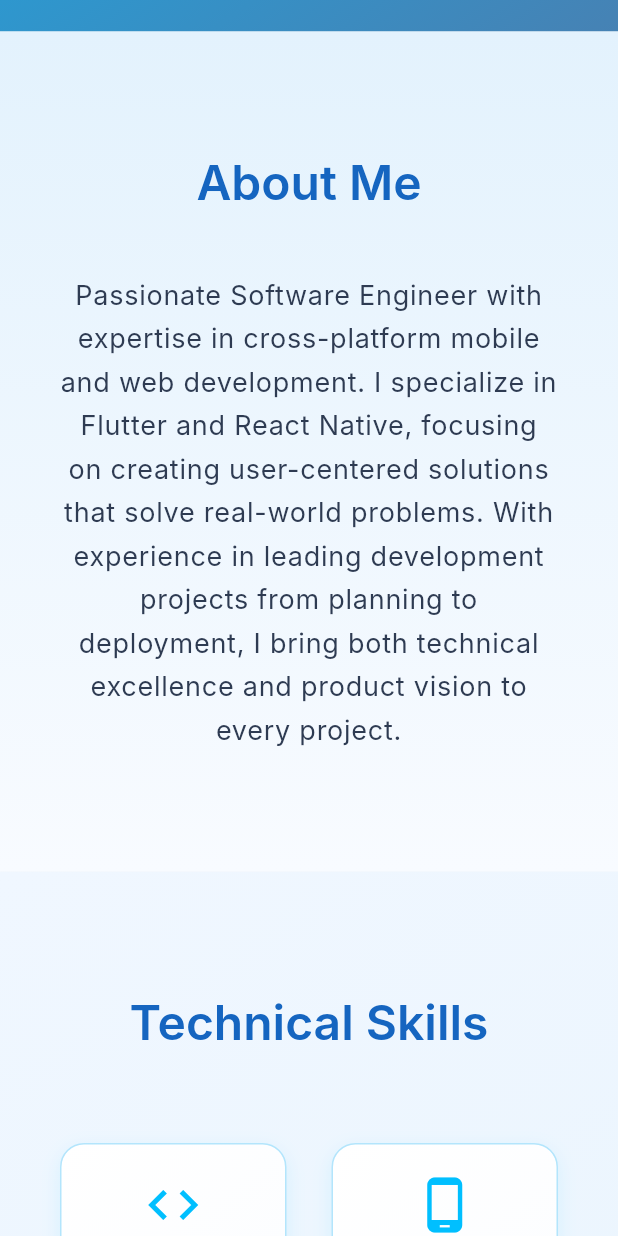
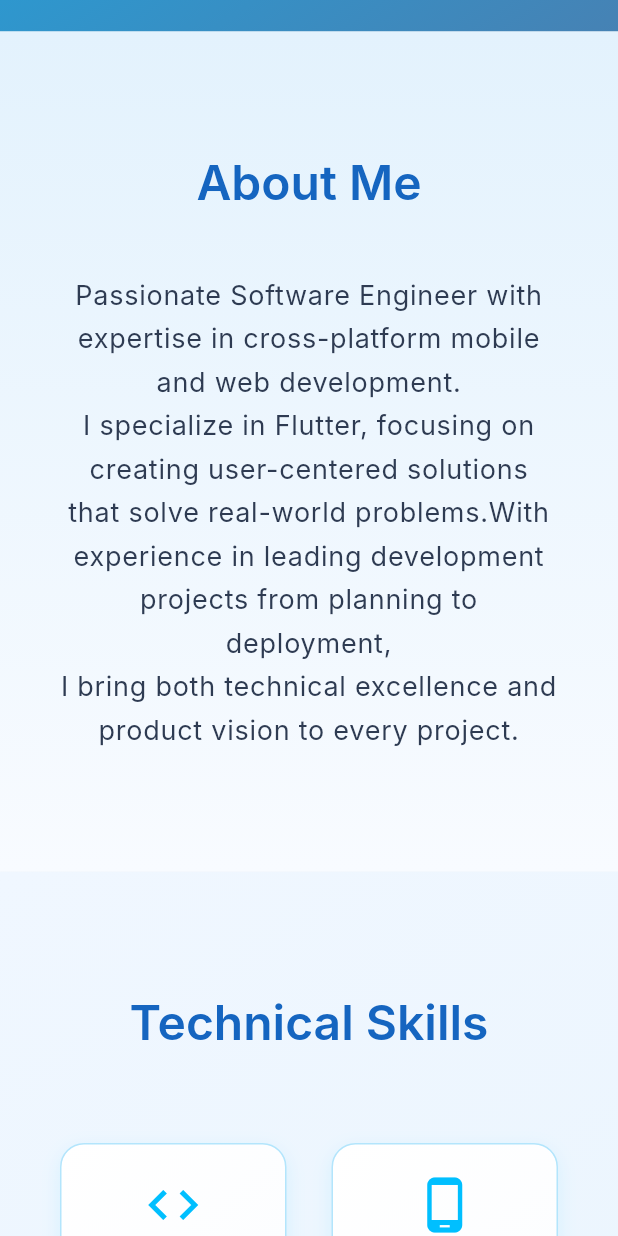
Before and after one commit to hyeonginju/portfolio_hyeongin_2025.08, a Flutter app: the screen it shows after launch, scrolled down 576 dp, on a phone screen of 412 x 824 dp. Run offline on Flutter 3.47's test engine with Material 3 defaults, Android fonts, the phone set to English and light mode, and no system bars; Roboto replaces fonts that are missing (Inter).

Commit message:
🎨 edit 'About me'

```diff
--- a/lib/screens/home_screen.dart
+++ b/lib/screens/home_screen.dart
@@ -161,10 +161,10 @@ class PortfolioPage extends StatelessWidget {
           ConstrainedBox(
             constraints: const BoxConstraints(maxWidth: 800),
             child: Text(
-              'Passionate Software Engineer with expertise in cross-platform mobile and web development. '
-              'I specialize in Flutter and React Native, focusing on creating user-centered solutions '
-              'that solve real-world problems. With experience in leading development projects from '
-              'planning to deployment, I bring both technical excellence and product vision to every project.',
+              'Passionate Software Engineer with expertise in cross-platform mobile and web development.\n'
+              'I specialize in Flutter, focusing on creating user-centered solutions that solve real-world problems.'
+              'With experience in leading development projects from planning to deployment,\n'
+              'I bring both technical excellence and product vision to every project.',
               style: Theme.of(
                 context,
               ).textTheme.bodyLarge?.copyWith(color: const Color(0xFF2E3B52)),
```
